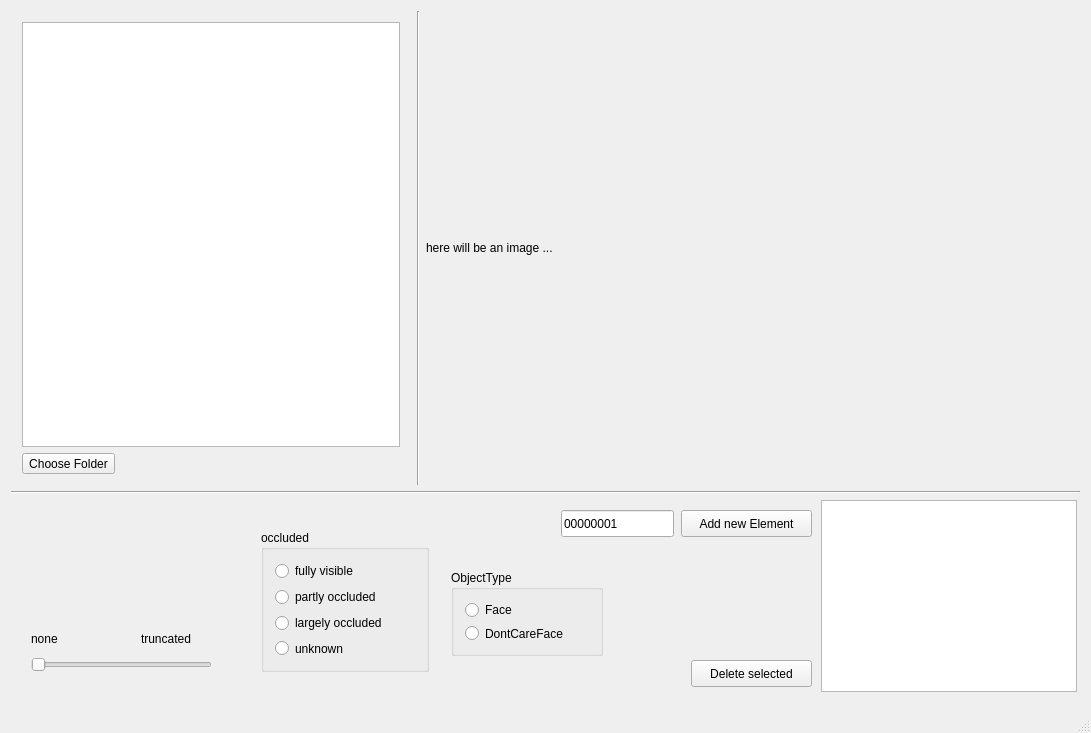
Before: the Qt Designer form datasettools2/mainwindow.ui in ExtremeModerate/lr-facetags, drawn with Qt 5.
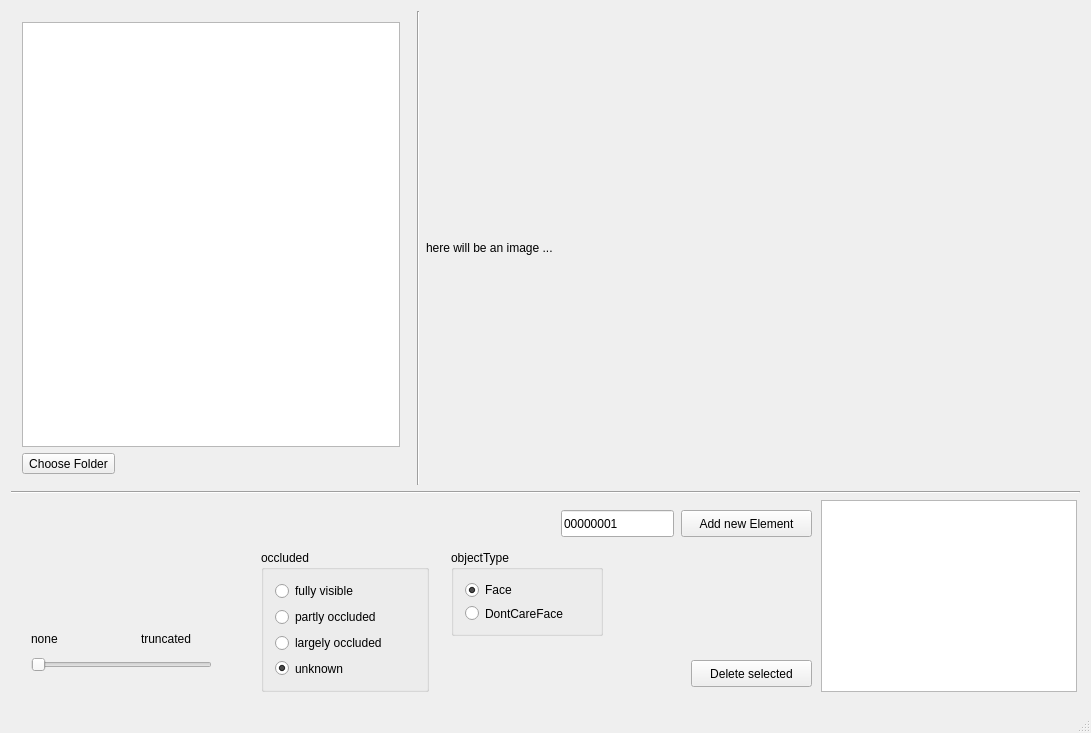
After: the same form once the commit is applied. Custom widgets are drawn as their Qt base class.

Commit message: delete object added

```diff
--- a/datasettools2/mainwindow.ui
+++ b/datasettools2/mainwindow.ui
@@ -210,13 +210,13 @@
        <property name="geometry">
         <rect>
          <x>440</x>
-         <y>70</y>
+         <y>50</y>
          <width>152</width>
          <height>86</height>
         </rect>
        </property>
        <property name="title">
-        <string>ObjectType</string>
+        <string>objectType</string>
        </property>
        <layout class="QVBoxLayout" name="verticalLayout_3">
         <item>
@@ -224,6 +224,9 @@
           <property name="text">
            <string>Face</string>
           </property>
+          <property name="checked">
+           <bool>true</bool>
+          </property>
          </widget>
         </item>
         <item>
@@ -239,7 +242,7 @@
        <property name="geometry">
         <rect>
          <x>250</x>
-         <y>30</y>
+         <y>50</y>
          <width>168</width>
          <height>142</height>
         </rect>
@@ -274,6 +277,9 @@
           <property name="text">
            <string>unknown</string>
           </property>
+          <property name="checked">
+           <bool>true</bool>
+          </property>
          </widget>
         </item>
        </layout>
```
The commit also changes 5 other files.
